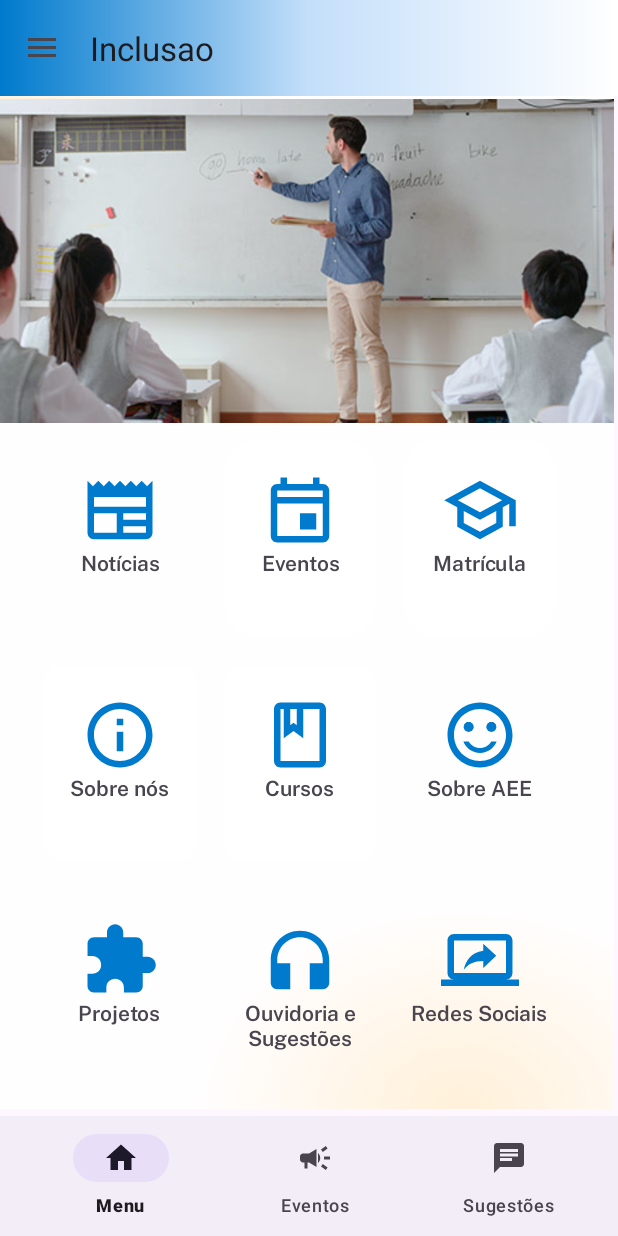
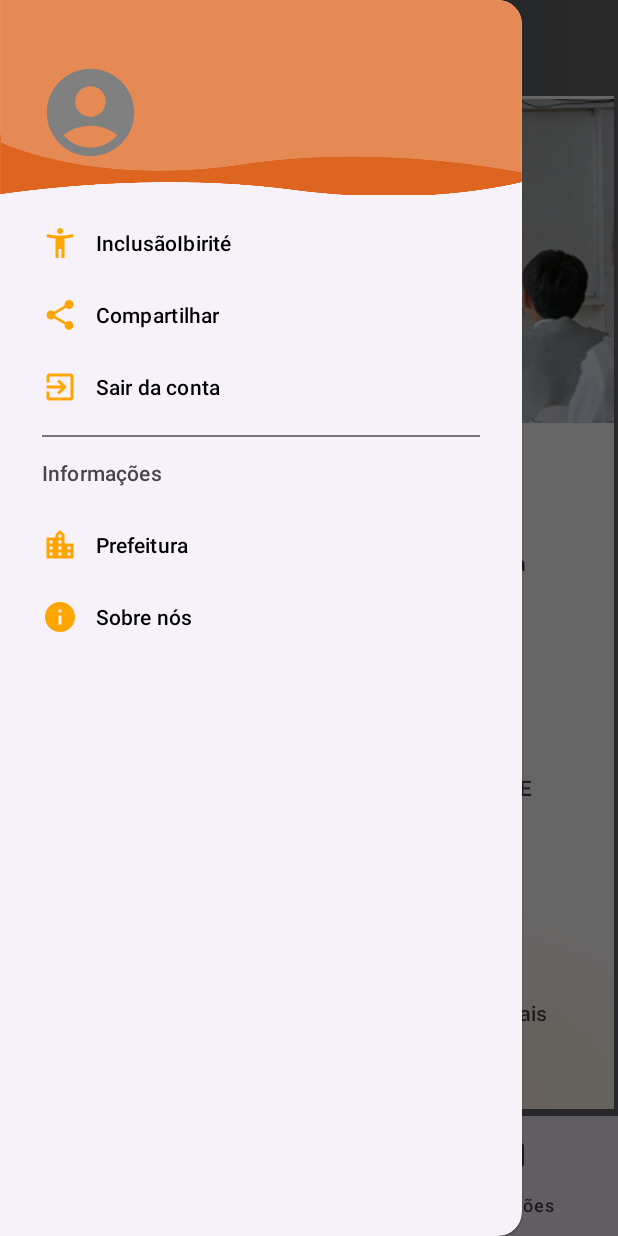
Before and after one commit to GuilhermeADev/Aplicativo-Inclusao, an Android app: the Home screen opened directly, with no data from a screen before it, after a tap on "Compartilhar", on a phone screen of 412 x 824 dp. Run offline under Robolectric (Android 15) with nearby library versions, the phone set to English and light mode, and no system bars; our stand-ins replace Firebase (no records; nobody signed in at launch, a user with empty details on screens opened directly), navigation-ui; Roboto replaces fonts that are not available here; 1 other tap on this screen came first.

Commit message:
NavigationView working

```diff
--- a/app/src/main/java/com/example/inclusao/Screens/Home.java
+++ b/app/src/main/java/com/example/inclusao/Screens/Home.java
@@ -1,6 +1,7 @@
 
 package com.example.inclusao.Screens;
 
+import android.content.Intent;
 import android.os.Bundle;
 import android.util.Log;
 import android.view.MenuItem;
@@ -72,14 +73,25 @@ public class Home extends AppCompatActivity implements NavigationView.OnNavigati
             @Override
             public boolean onNavigationItemSelected(@NonNull MenuItem menuItem) {
                 int id = menuItem.getItemId();
-                Log.d("MyApp", "Item clicado. ID: " + id); // Log de depuração
+                if (id == R.id.getout) {
+                    Intent intent = new Intent(Home.this, FormLogin.class);
 
-                Toast.makeText(Home.this, "Deu bom", Toast.LENGTH_SHORT).show();
+                    intent.addFlags(Intent.FLAG_ACTIVITY_CLEAR_TOP);
+                    startActivity(intent);
+                    finish();
+                    return true;
+                }
+                if(id == R.id.share){
+                    // Criar o texto que você deseja compartilhar
+                    String textoParaCompartilhar = "Experimente este aplicativo incrível!";
 
-                if (id == R.id.getout) {
-                    Log.d("MyApp", "Clicou em Sair!"); // Log de depuração
-                    Toast.makeText(Home.this, "Deu bom", Toast.LENGTH_SHORT).show();
-                    return true;
+                    // Criar uma intenção de compartilhamento
+                    Intent intent = new Intent(Intent.ACTION_SEND);
+                    intent.setType("text/plain");
+                    intent.putExtra(Intent.EXTRA_TEXT, textoParaCompartilhar);
+
+                    // Iniciar o seletor de compartilhamento
+                    startActivity(Intent.createChooser(intent, "Compartilhar via"));
                 }
 
                 return true;
--- a/app/src/main/res/layout/activity_menu.xml
+++ b/app/src/main/res/layout/activity_menu.xml
@@ -21,19 +21,6 @@
             app:menu="@menu/toolbar_menu" />
     </com.google.android.material.appbar.AppBarLayout>
 
-
-
-
-    <com.google.android.material.navigation.NavigationView
-        android:layout_width="wrap_content"
-        android:layout_height="match_parent"
-        android:id="@+id/nav_view"
-        android:layout_gravity="start"
-        app:headerLayout="@layout/drawer_header"
-        android:fitsSystemWindows="true"
-        app:menu="@menu/menuside"
-        app:itemIconTint="@color/orange"
-        app:itemTextColor="@color/black"/>
 
     <androidx.coordinatorlayout.widget.CoordinatorLayout
 
@@ -70,13 +57,22 @@
             android:layout_marginTop="64dp"
             android:layout_width="409dp"
             android:layout_height="675dp"
-
             app:defaultNavHost="true"
-
             app:navGraph="@navigation/my_nav" />
 
     </androidx.coordinatorlayout.widget.CoordinatorLayout>
 
 
+    <com.google.android.material.navigation.NavigationView
+        android:layout_width="wrap_content"
+        android:layout_height="match_parent"
+        android:id="@+id/nav_view"
+        android:layout_gravity="start"
+        app:headerLayout="@layout/drawer_header"
+        android:fitsSystemWindows="true"
+        app:menu="@menu/menuside"
+        app:itemIconTint="@color/orange"
+        app:itemTextColor="@color/black"/>
+
 
 </androidx.drawerlayout.widget.DrawerLayout>
--- a/app/src/main/res/menu/menuside.xml
+++ b/app/src/main/res/menu/menuside.xml
@@ -6,6 +6,7 @@
             android:icon="@drawable/person"
             android:title="InclusãoIbirité"></item>
         <item
+            android:id="@+id/share"
             android:icon="@drawable/share"
             android:title="Compartilhar"></item>
         <item
```
